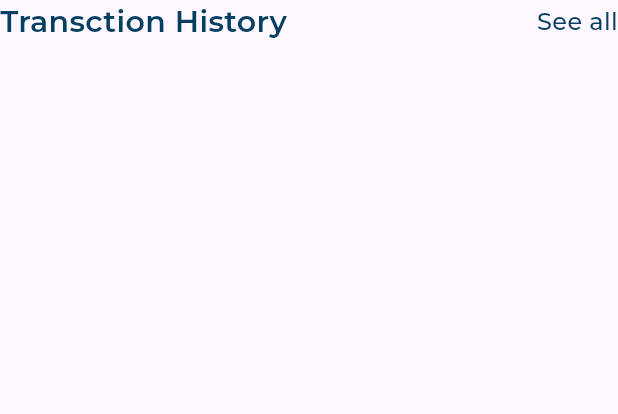
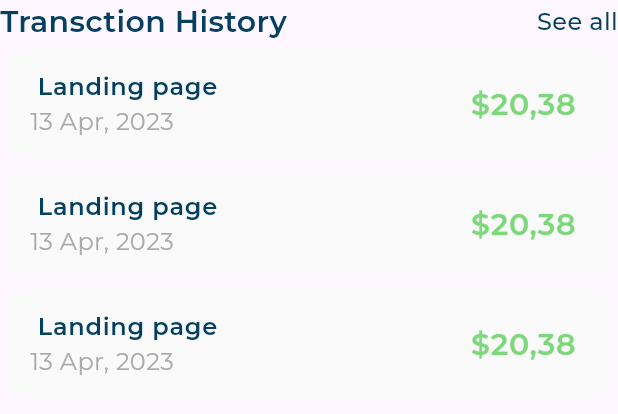
Before and after one commit to AbdulwahabJ/Dashboard, a Flutter app: the TransactionHistory widget shown alone on an empty page, opened directly, on a phone screen of 412 x 824 dp. Shown: the top 414 px of the screen. Run offline on Flutter 3.47's test engine with Material 3 defaults, Android fonts, the phone set to English and light mode, and no system bars; our stand-ins replace expandable_page_view, flutter_svg; project files that could hold a hidden picture were left out.

Commit message:
transction history list view

```diff
--- a/lib/models/transction_model.dart
+++ b/lib/models/transction_model.dart
@@ -2,7 +2,7 @@ class TransctionModel {
   final String title, date, amount;
   final bool isWithdrawal;
 
-  TransctionModel(
+  const TransctionModel(
       {required this.title,
       required this.date,
       required this.amount,
--- a/lib/widgets/3Section/transaction_history.dart
+++ b/lib/widgets/3Section/transaction_history.dart
@@ -1,5 +1,6 @@
 import 'package:flutter/cupertino.dart';
 import 'package:responsive_dashboard/utils/app_styles.dart';
+import 'package:responsive_dashboard/widgets/3Section/transction_history_list_view.dart';
 
 class TransactionHistory extends StatelessWidget {
   const TransactionHistory({super.key});
@@ -21,6 +22,7 @@ class TransactionHistory extends StatelessWidget {
             ),
           ],
         ),
+        TransctionHistoryListView()
       ],
     );
   }
--- a/lib/widgets/3Section/transaction_item.dart
+++ b/lib/widgets/3Section/transaction_item.dart
@@ -16,9 +16,10 @@ class TransactionItem extends StatelessWidget {
       ),
       child: ListTile(
         title: Text(transactionModel.title, style: AppStyles.styleSemiBold16),
-        subtitle: Text(transactionModel.date, style: AppStyles.styleReguler16),
+        subtitle: Text(transactionModel.date,
+            style: AppStyles.styleReguler16.copyWith(color: const Color(0xFFAAAAAA))),
         trailing: Text(
-          transactionModel.title,
+          transactionModel.amount,
           style: AppStyles.styleSemiBold20.copyWith(
               color: transactionModel.isWithdrawal
                   ? const Color(0xFFF3735E)
--- /dev/null
+++ b/lib/widgets/3Section/transction_history_list_view.dart
@@ -0,0 +1,38 @@
+import 'package:flutter/cupertino.dart';
+import 'package:responsive_dashboard/models/transction_model.dart';
+import 'package:responsive_dashboard/widgets/3Section/transaction_item.dart';
+
+class TransctionHistoryListView extends StatelessWidget {
+  const TransctionHistoryListView({super.key});
+
+  static const items = [
+    TransctionModel(
+      title: ' Landing page',
+      date: '13 Apr, 2023',
+      amount: r'$20,38',
+      isWithdrawal: false,
+    ),
+    TransctionModel(
+      title: ' Landing page',
+      date: '13 Apr, 2023',
+      amount: r'$20,38',
+      isWithdrawal: false,
+    ),
+    TransctionModel(
+      title: ' Landing page',
+      date: '13 Apr, 2023',
+      amount: r'$20,38',
+      isWithdrawal: false,
+    ),
+  ];
+  @override
+  Widget build(BuildContext context) {
+    return ListView.builder(
+      itemCount: items.length,
+      shrinkWrap: true,
+      itemBuilder: (context, index) {
+        return TransactionItem(transactionModel: items[index]);
+      },
+    );
+  }
+}
```
